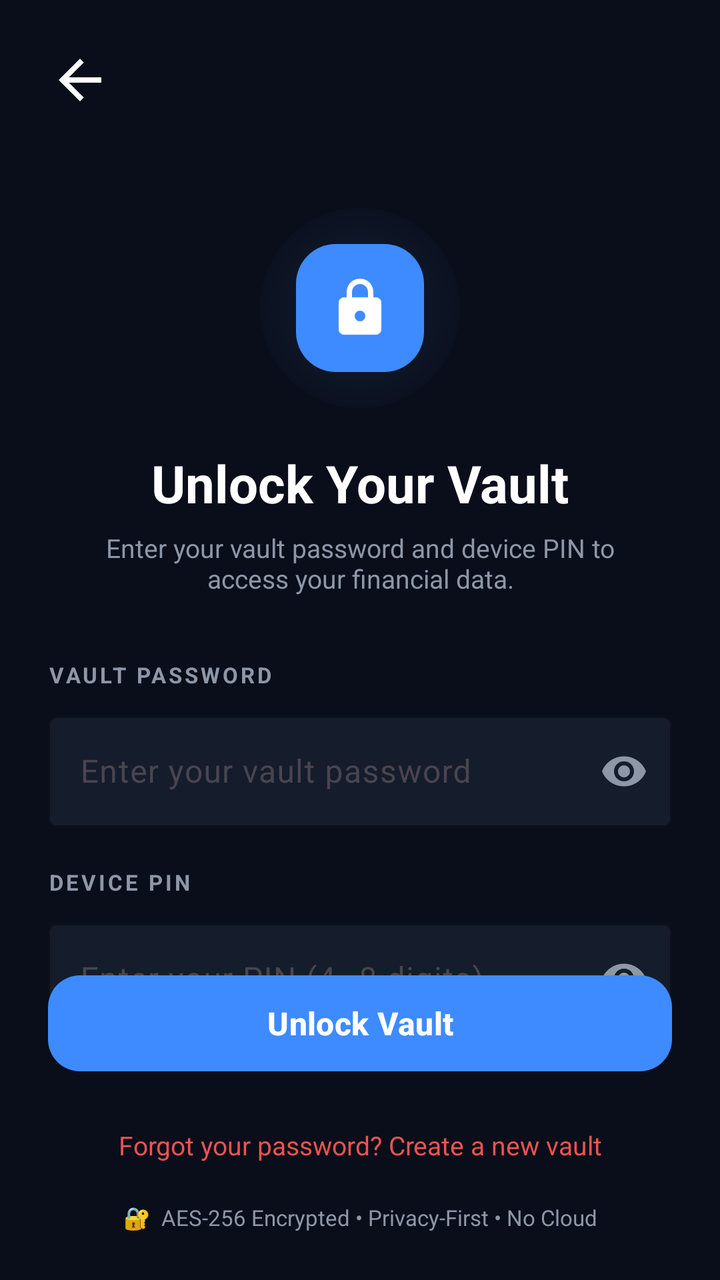
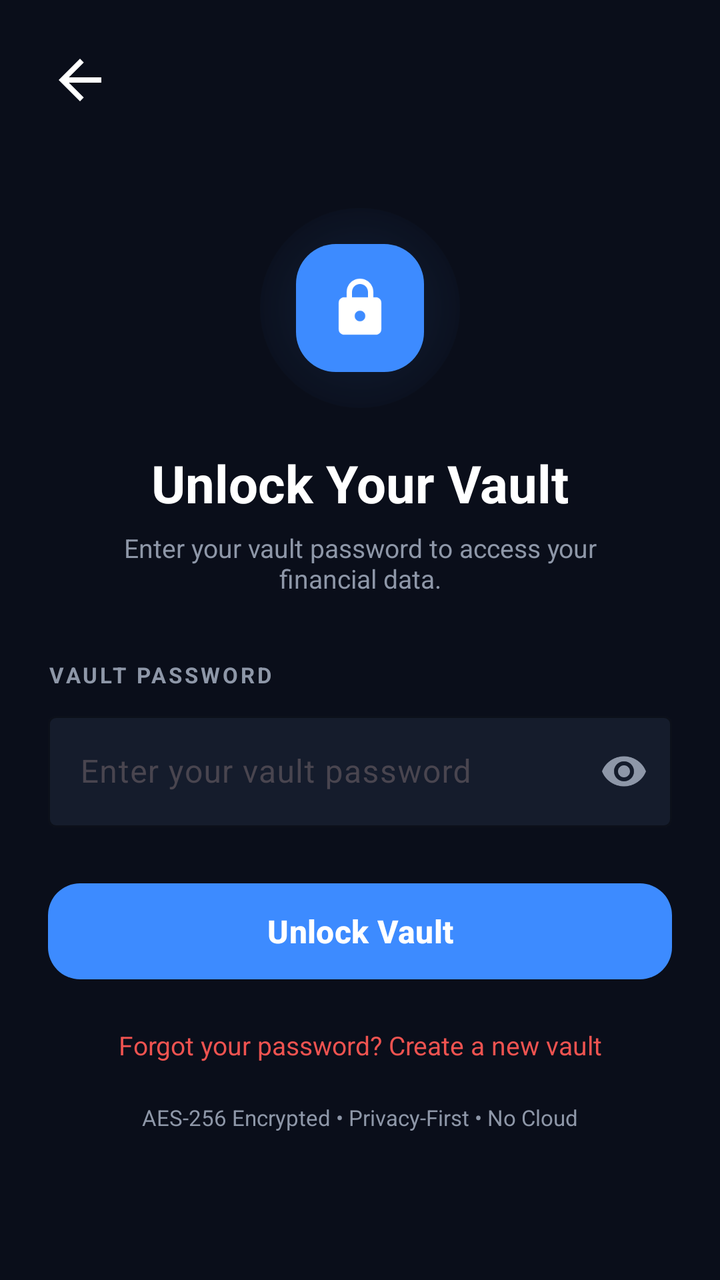

The first picture is an Android layout as it rendered before a commit; the second is the same layout after the commit. The layout source and the unified diff follow.
<!-- AndroidManifest.xml: application theme Theme.Economiza -->
<!-- res/layout/activity_unlock_vault.xml -->
<?xml version="1.0" encoding="utf-8"?>
<androidx.constraintlayout.widget.ConstraintLayout xmlns:android="http://schemas.android.com/apk/res/android"
    xmlns:app="http://schemas.android.com/apk/res-auto"
    android:layout_width="match_parent"
    android:layout_height="match_parent"
    android:background="@color/background_deep">

    
    <ImageView
        android:id="@+id/btn_back"
        android:layout_width="32dp"
        android:layout_height="32dp"
        android:layout_marginStart="@dimen/margin_large"
        android:layout_marginTop="@dimen/margin_large"
        android:src="@drawable/ic_arrow_back"
        app:layout_constraintStart_toStartOf="parent"
        app:layout_constraintTop_toTopOf="parent"
        app:tint="@color/white" />

    
    <View
        android:id="@+id/glow"
        android:layout_width="100dp"
        android:layout_height="100dp"
        android:background="@drawable/blue_glow"
        android:layout_marginTop="48dp"
        app:layout_constraintEnd_toEndOf="parent"
        app:layout_constraintStart_toStartOf="parent"
        app:layout_constraintTop_toBottomOf="@id/btn_back" />

    <ImageView
        android:id="@+id/img_lock"
        android:layout_width="64dp"
        android:layout_height="64dp"
        android:background="@drawable/rounded_blue_square"
        android:padding="16dp"
        android:src="@drawable/ic_lock"
        app:layout_constraintBottom_toBottomOf="@id/glow"
        app:layout_constraintEnd_toEndOf="@id/glow"
        app:layout_constraintStart_toStartOf="@id/glow"
        app:layout_constraintTop_toTopOf="@id/glow"
        app:tint="@color/white" />

    <TextView
        android:id="@+id/txt_title"
        android:layout_width="wrap_content"
        android:layout_height="wrap_content"
        android:layout_marginTop="20dp"
        android:text="Unlock Your Vault"
        android:textColor="@color/white"
        android:textSize="26sp"
        android:textStyle="bold"
        app:layout_constraintEnd_toEndOf="parent"
        app:layout_constraintStart_toStartOf="parent"
        app:layout_constraintTop_toBottomOf="@id/glow" />

    <TextView
        android:id="@+id/txt_subtitle"
        android:layout_width="0dp"
        android:layout_height="wrap_content"
        android:layout_marginStart="48dp"
        android:layout_marginTop="6dp"
        android:layout_marginEnd="48dp"
        android:gravity="center"
        android:text="Enter your vault password and device PIN to access your financial data."
        android:textColor="@color/text_secondary"
        android:textSize="13sp"
        app:layout_constraintEnd_toEndOf="parent"
        app:layout_constraintStart_toStartOf="parent"
        app:layout_constraintTop_toBottomOf="@id/txt_title" />

    
    <TextView
        android:id="@+id/lbl_password"
        android:layout_width="wrap_content"
        android:layout_height="wrap_content"
        android:layout_marginStart="@dimen/margin_large"
        android:layout_marginTop="32dp"
        android:text="VAULT PASSWORD"
        android:textColor="@color/text_secondary"
        android:textSize="11sp"
        android:textStyle="bold"
        android:letterSpacing="0.12"
        app:layout_constraintStart_toStartOf="parent"
        app:layout_constraintTop_toBottomOf="@id/txt_subtitle" />

    <com.google.android.material.textfield.TextInputLayout
        android:id="@+id/til_password"
        style="@style/Widget.Material3.TextInputLayout.OutlinedBox"
        android:layout_width="0dp"
        android:layout_height="wrap_content"
        android:layout_marginStart="@dimen/margin_large"
        android:layout_marginTop="8dp"
        android:layout_marginEnd="@dimen/margin_large"
        app:boxBackgroundColor="@color/card_background"
        app:boxStrokeColor="@color/primary_blue"
        app:hintTextColor="@color/text_secondary"
        app:endIconMode="password_toggle"
        app:endIconTint="@color/text_secondary"
        app:layout_constraintEnd_toEndOf="parent"
        app:layout_constraintStart_toStartOf="parent"
        app:layout_constraintTop_toBottomOf="@id/lbl_password">

        <com.google.android.material.textfield.TextInputEditText
            android:id="@+id/et_password"
            android:layout_width="match_parent"
            android:layout_height="wrap_content"
            android:hint="Enter your vault password"
            android:inputType="textPassword"
            android:textColor="@color/white"
            android:imeOptions="actionNext" />

    </com.google.android.material.textfield.TextInputLayout>

    
    <TextView
        android:id="@+id/txt_error"
        android:layout_width="wrap_content"
        android:layout_height="wrap_content"
        android:layout_marginStart="@dimen/margin_large"
        android:layout_marginTop="4dp"
        android:text=""
        android:textColor="#EF5350"
        android:textSize="13sp"
        android:visibility="gone"
        app:layout_constraintStart_toStartOf="parent"
        app:layout_constraintTop_toBottomOf="@id/til_password" />

    
    <TextView
        android:id="@+id/lbl_pin"
        android:layout_width="wrap_content"
        android:layout_height="wrap_content"
        android:layout_marginStart="@dimen/margin_large"
        android:layout_marginTop="20dp"
        android:text="DEVICE PIN"
        android:textColor="@color/text_secondary"
        android:textSize="11sp"
        android:textStyle="bold"
        android:letterSpacing="0.12"
        app:layout_constraintStart_toStartOf="parent"
        app:layout_constraintTop_toBottomOf="@id/txt_error" />

    <com.google.android.material.textfield.TextInputLayout
        android:id="@+id/til_pin"
        style="@style/Widget.Material3.TextInputLayout.OutlinedBox"
        android:layout_width="0dp"
        android:layout_height="wrap_content"
        android:layout_marginStart="@dimen/margin_large"
        android:layout_marginTop="8dp"
        android:layout_marginEnd="@dimen/margin_large"
        app:boxBackgroundColor="@color/card_background"
        app:boxStrokeColor="@color/primary_blue"
        app:hintTextColor="@color/text_secondary"
        app:endIconMode="password_toggle"
        app:endIconTint="@color/text_secondary"
        app:layout_constraintEnd_toEndOf="parent"
        app:layout_constraintStart_toStartOf="parent"
        app:layout_constraintTop_toBottomOf="@id/lbl_pin">

        <com.google.android.material.textfield.TextInputEditText
            android:id="@+id/et_pin"
            android:layout_width="match_parent"
            android:layout_height="wrap_content"
            android:hint="Enter your PIN (4–8 digits)"
            android:inputType="numberPassword"
            android:maxLength="8"
            android:textColor="@color/white"
            android:imeOptions="actionDone" />

    </com.google.android.material.textfield.TextInputLayout>

    
    <TextView
        android:id="@+id/txt_pin_error"
        android:layout_width="wrap_content"
        android:layout_height="wrap_content"
        android:layout_marginStart="@dimen/margin_large"
        android:layout_marginTop="4dp"
        android:text=""
        android:textColor="#EF5350"
        android:textSize="13sp"
        android:visibility="gone"
        app:layout_constraintStart_toStartOf="parent"
        app:layout_constraintTop_toBottomOf="@id/til_pin" />

    
    <com.google.android.material.progressindicator.CircularProgressIndicator
        android:id="@+id/progress_bar"
        android:layout_width="wrap_content"
        android:layout_height="wrap_content"
        android:layout_marginTop="12dp"
        android:visibility="gone"
        app:indicatorColor="@color/primary_blue"
        app:layout_constraintEnd_toEndOf="parent"
        app:layout_constraintStart_toStartOf="parent"
        app:layout_constraintTop_toBottomOf="@id/txt_pin_error" />

    
    <com.google.android.material.button.MaterialButton
        android:id="@+id/btn_unlock"
        android:layout_width="0dp"
        android:layout_height="56dp"
        android:layout_marginStart="@dimen/margin_large"
        android:layout_marginEnd="@dimen/margin_large"
        android:layout_marginBottom="16dp"
        android:text="Unlock Vault"
        android:textColor="@color/white"
        android:textSize="16sp"
        android:textStyle="bold"
        app:backgroundTint="@color/primary_blue"
        app:cornerRadius="@dimen/card_corner_radius"
        app:layout_constraintBottom_toTopOf="@id/txt_forgot"
        app:layout_constraintEnd_toEndOf="parent"
        app:layout_constraintStart_toStartOf="parent" />

    
    <TextView
        android:id="@+id/txt_forgot"
        android:layout_width="wrap_content"
        android:layout_height="wrap_content"
        android:layout_marginBottom="12dp"
        android:gravity="center"
        android:padding="8dp"
        android:text="Forgot your password? Create a new vault"
        android:textColor="#EF5350"
        android:textSize="13sp"
        app:layout_constraintBottom_toTopOf="@id/txt_warning"
        app:layout_constraintEnd_toEndOf="parent"
        app:layout_constraintStart_toStartOf="parent" />

    
    <TextView
        android:id="@+id/txt_warning"
        android:layout_width="0dp"
        android:layout_height="wrap_content"
        android:layout_marginStart="@dimen/margin_large"
        android:layout_marginEnd="@dimen/margin_large"
        android:layout_marginBottom="24dp"
        android:gravity="center"
        android:text="🔐  AES-256 Encrypted • Privacy-First • No Cloud"
        android:textColor="@color/text_secondary"
        android:textSize="11sp"
        app:layout_constraintBottom_toBottomOf="parent"
        app:layout_constraintEnd_toEndOf="parent"
        app:layout_constraintStart_toStartOf="parent" />

</androidx.constraintlayout.widget.ConstraintLayout>
<!-- resources referenced by this layout -->
<resources>
  <color name="background_deep">#0A0E1A</color>
  <color name="card_background">#151C2C</color>
  <color name="primary_blue">#3D8BFF</color>
  <color name="text_secondary">#8E97A8</color>
  <color name="white">#FFFFFFFF</color>
  <dimen name="card_corner_radius">16dp</dimen>
  <dimen name="margin_large">24dp</dimen>
  <!-- drawable blue_glow (drawable) -->
  <?xml version="1.0" encoding="utf-8"?>
  <shape xmlns:android="http://schemas.android.com/apk/res/android"
      android:shape="oval">
      <gradient
          android:type="radial"
          android:gradientRadius="60dp"
          android:startColor="#303D8BFF"
          android:centerColor="#103D8BFF"
          android:endColor="#00000000" />
  </shape>
  <!-- drawable ic_arrow_back (drawable) -->
  <vector xmlns:android="http://schemas.android.com/apk/res/android"
      android:width="24dp"
      android:height="24dp"
      android:viewportWidth="24"
      android:viewportHeight="24">
      <path
          android:fillColor="#000000"
          android:pathData="M20,11H7.83l5.59,-5.59L12,4l-8,8 8,8 1.41,-1.41L7.83,13H20v-2z" />
  </vector>
  <!-- drawable ic_lock (drawable) -->
  <vector xmlns:android="http://schemas.android.com/apk/res/android"
      android:width="24dp"
      android:height="24dp"
      android:viewportWidth="24"
      android:viewportHeight="24">
      <path
          android:fillColor="#000000"
          android:pathData="M18,8h-1L17,6c0,-2.76 -2.24,-5 -5,-5S7,3.24 7,6v2L6,8c-1.1,0 -2,0.9 -2,2v10c0,1.1 0.9,2 2,2h12c1.1,0 2,-0.9 2,-2L20,10c0,-1.1 -0.9,-2 -2,-2zM9,6c0,-1.66 1.34,-3 3,-3s3,1.34 3,3v2L9,8L9,6zM12,17c-1.1,0 -2,-0.9 -2,-2s0.9,-2 2,-2 2,0.9 2,2 -0.9,2 -2,2z" />
  </vector>
  <!-- drawable rounded_blue_square (drawable) -->
  <?xml version="1.0" encoding="utf-8"?>
  <shape xmlns:android="http://schemas.android.com/apk/res/android">
      <solid android:color="@color/primary_blue" />
      <corners android:radius="20dp" />
  </shape>
  <style name="Theme.Economiza" parent="Base.Theme.Economiza" />
  <style name="Base.Theme.Economiza" parent="Theme.Material3.DayNight.NoActionBar">
          
          <item name="colorPrimary">@color/colorPrimary</item>
          <item name="colorOnPrimary">@color/colorOnPrimary</item>
          <item name="colorPrimaryContainer">@color/colorPrimaryContainer</item>
          <item name="colorOnPrimaryContainer">@color/colorOnPrimaryContainer</item>
          
          
          <item name="colorSecondary">@color/colorSecondary</item>
          <item name="colorOnSecondary">@color/colorOnSecondary</item>
          
          
          <item name="android:statusBarColor">?attr/colorPrimary</item>
          
          <item name="android:colorBackground">@color/colorBackground</item>
          <item name="colorOnBackground">@color/colorOnBackground</item>
          
          
          <item name="colorSurface">@color/colorSurface</item>
          <item name="colorOnSurface">@color/colorOnSurface</item>
          
          
          <item name="colorError">@color/colorError</item>
          <item name="colorOnError">@color/colorOnError</item>
          
          
          <item name="materialButtonStyle">@style/Widget.Economiza.Button</item>
      </style>
  <color name="colorPrimary">#09814A</color>
  <color name="colorOnPrimary">#FFFFFF</color>
  <color name="colorPrimaryContainer">#8DF7B4</color>
  <color name="colorOnPrimaryContainer">#00210E</color>
  <color name="colorSecondary">#036666</color>
  <color name="colorOnSecondary">#FFFFFF</color>
  <color name="colorBackground">#F8F9FA</color>
  <color name="colorOnBackground">#1A1C18</color>
  <color name="colorSurface">#FFFFFF</color>
  <color name="colorOnSurface">#1A1C18</color>
  <color name="colorError">#BA1A1A</color>
  <color name="colorOnError">#FFFFFF</color>
  <style name="Widget.Economiza.Button" parent="Widget.Material3.Button">
          <item name="android:stateListAnimator">@drawable/button_state_list_anim</item>
      </style>
  <!-- unchanged entries left out for length: 1 -->
</resources>

<!-- the commit's change to res/layout/activity_unlock_vault.xml (unified diff, before → after) -->
@@ -1,248 +1,197 @@
 <?xml version="1.0" encoding="utf-8"?>
-<androidx.constraintlayout.widget.ConstraintLayout xmlns:android="http://schemas.android.com/apk/res/android"
+<ScrollView xmlns:android="http://schemas.android.com/apk/res/android"
     xmlns:app="http://schemas.android.com/apk/res-auto"
     android:layout_width="match_parent"
     android:layout_height="match_parent"
-    android:background="@color/background_deep">
+    android:background="@color/background_deep"
+    android:fillViewport="true">
 
-    
-    <ImageView
-        android:id="@+id/btn_back"
-        android:layout_width="32dp"
-        android:layout_height="32dp"
-        android:layout_marginStart="@dimen/margin_large"
-        android:layout_marginTop="@dimen/margin_large"
-        android:src="@drawable/ic_arrow_back"
-        app:layout_constraintStart_toStartOf="parent"
-        app:layout_constraintTop_toTopOf="parent"
-        app:tint="@color/white" />
+    <androidx.constraintlayout.widget.ConstraintLayout
+        android:layout_width="match_parent"
+        android:layout_height="wrap_content"
+        android:paddingBottom="24dp">
 
-    
-    <View
-        android:id="@+id/glow"
-        android:layout_width="100dp"
-        android:layout_height="100dp"
-        android:background="@drawable/blue_glow"
-        android:layout_marginTop="48dp"
-        app:layout_constraintEnd_toEndOf="parent"
-        app:layout_constraintStart_toStartOf="parent"
-        app:layout_constraintTop_toBottomOf="@id/btn_back" />
+        
+        <ImageView
+            android:id="@+id/btn_back"
+            android:layout_width="32dp"
+            android:layout_height="32dp"
+            android:layout_marginStart="@dimen/margin_large"
+            android:layout_marginTop="@dimen/margin_large"
+            android:src="@drawable/ic_arrow_back"
+            app:layout_constraintStart_toStartOf="parent"
+            app:layout_constraintTop_toTopOf="parent"
+            app:tint="@color/white" />
 
-    <ImageView
-        android:id="@+id/img_lock"
-        android:layout_width="64dp"
-        android:layout_height="64dp"
-        android:background="@drawable/rounded_blue_square"
-        android:padding="16dp"
-        android:src="@drawable/ic_lock"
-        app:layout_constraintBottom_toBottomOf="@id/glow"
-        app:layout_constraintEnd_toEndOf="@id/glow"
-        app:layout_constraintStart_toStartOf="@id/glow"
-        app:layout_constraintTop_toTopOf="@id/glow"
-        app:tint="@color/white" />
+        
+        <View
+            android:id="@+id/glow"
+            android:layout_width="100dp"
+            android:layout_height="100dp"
+            android:background="@drawable/blue_glow"
+            android:layout_marginTop="48dp"
+            app:layout_constraintEnd_toEndOf="parent"
+            app:layout_constraintStart_toStartOf="parent"
+            app:layout_constraintTop_toBottomOf="@id/btn_back" />
 
-    <TextView
-        android:id="@+id/txt_title"
-        android:layout_width="wrap_content"
-        android:layout_height="wrap_content"
-        android:layout_marginTop="20dp"
-        android:text="Unlock Your Vault"
-        android:textColor="@color/white"
-        android:textSize="26sp"
-        android:textStyle="bold"
-        app:layout_constraintEnd_toEndOf="parent"
-        app:layout_constraintStart_toStartOf="parent"
-        app:layout_constraintTop_toBottomOf="@id/glow" />
+        <ImageView
+            android:id="@+id/img_lock"
+            android:layout_width="64dp"
+            android:layout_height="64dp"
+            android:background="@drawable/rounded_blue_square"
+            android:padding="16dp"
+            android:src="@drawable/ic_lock"
+            app:layout_constraintBottom_toBottomOf="@id/glow"
+            app:layout_constraintEnd_toEndOf="@id/glow"
+            app:layout_constraintStart_toStartOf="@id/glow"
+            app:layout_constraintTop_toTopOf="@id/glow"
+            app:tint="@color/white" />
 
-    <TextView
-        android:id="@+id/txt_subtitle"
-        android:layout_width="0dp"
-        android:layout_height="wrap_content"
-        android:layout_marginStart="48dp"
-        android:layout_marginTop="6dp"
-        android:layout_marginEnd="48dp"
-        android:gravity="center"
-        android:text="Enter your vault password and device PIN to access your financial data."
-        android:textColor="@color/text_secondary"
-        android:textSize="13sp"
-        app:layout_constraintEnd_toEndOf="parent"
-        app:layout_constraintStart_toStartOf="parent"
-        app:layout_constraintTop_toBottomOf="@id/txt_title" />
+        <TextView
+            android:id="@+id/txt_title"
+            android:layout_width="wrap_content"
+            android:layout_height="wrap_content"
+            android:layout_marginTop="20dp"
+            android:text="Unlock Your Vault"
+            android:textColor="@color/white"
+            android:textSize="26sp"
+            android:textStyle="bold"
+            app:layout_constraintEnd_toEndOf="parent"
+            app:layout_constraintStart_toStartOf="parent"
+            app:layout_constraintTop_toBottomOf="@id/glow" />
 
-    
-    <TextView
-        android:id="@+id/lbl_password"
-        android:layout_width="wrap_content"
-        android:layout_height="wrap_content"
-        android:layout_marginStart="@dimen/margin_large"
-        android:layout_marginTop="32dp"
-        android:text="VAULT PASSWORD"
-        android:textColor="@color/text_secondary"
-        android:textSize="11sp"
-        android:textStyle="bold"
-        android:letterSpacing="0.12"
-        app:layout_constraintStart_toStartOf="parent"
-        app:layout_constraintTop_toBottomOf="@id/txt_subtitle" />
+        <TextView
+            android:id="@+id/txt_subtitle"
+            android:layout_width="0dp"
+            android:layout_height="wrap_content"
+            android:layout_marginStart="48dp"
+            android:layout_marginTop="6dp"
+            android:layout_marginEnd="48dp"
+            android:gravity="center"
+            android:text="Enter your vault password to access your financial data."
+            android:textColor="@color/text_secondary"
+            android:textSize="13sp"
+            app:layout_constraintEnd_toEndOf="parent"
+            app:layout_constraintStart_toStartOf="parent"
+            app:layout_constraintTop_toBottomOf="@id/txt_title" />
 
-    <com.google.android.material.textfield.TextInputLayout
-        android:id="@+id/til_password"
-        style="@style/Widget.Material3.TextInputLayout.OutlinedBox"
-        android:layout_width="0dp"
-        android:layout_height="wrap_content"
-        android:layout_marginStart="@dimen/margin_large"
-        android:layout_marginTop="8dp"
-        android:layout_marginEnd="@dimen/margin_large"
-        app:boxBackgroundColor="@color/card_background"
-        app:boxStrokeColor="@color/primary_blue"
-        app:hintTextColor="@color/text_secondary"
-        app:endIconMode="password_toggle"
-        app:endIconTint="@color/text_secondary"
-        app:layout_constraintEnd_toEndOf="parent"
-        app:layout_constraintStart_toStartOf="parent"
-        app:layout_constraintTop_toBottomOf="@id/lbl_password">
+        
+        <TextView
+            android:id="@+id/lbl_password"
+            android:layout_width="wrap_content"
+            android:layout_height="wrap_content"
+            android:layout_marginStart="@dimen/margin_large"
+            android:layout_marginTop="32dp"
+            android:text="VAULT PASSWORD"
+            android:textColor="@color/text_secondary"
+            android:textSize="11sp"
+            android:textStyle="bold"
+            android:letterSpacing="0.12"
+            app:layout_constraintStart_toStartOf="parent"
+            app:layout_constraintTop_toBottomOf="@id/txt_subtitle" />
 
-        <com.google.android.material.textfield.TextInputEditText
-            android:id="@+id/et_password"
-            android:layout_width="match_parent"
+        <com.google.android.material.textfield.TextInputLayout
+            android:id="@+id/til_password"
+            style="@style/Widget.Material3.TextInputLayout.OutlinedBox"
+            android:layout_width="0dp"
             android:layout_height="wrap_content"
-            android:hint="Enter your vault password"
-            android:inputType="textPassword"
+            android:layout_marginStart="@dimen/margin_large"
+            android:layout_marginTop="8dp"
+            android:layout_marginEnd="@dimen/margin_large"
+            app:boxBackgroundColor="@color/card_background"
+            app:boxStrokeColor="@color/primary_blue"
+            app:hintTextColor="@color/text_secondary"
+            app:endIconMode="password_toggle"
+            app:endIconTint="@color/text_secondary"
+            app:layout_constraintEnd_toEndOf="parent"
+            app:layout_constraintStart_toStartOf="parent"
+            app:layout_constraintTop_toBottomOf="@id/lbl_password">
+
+            <com.google.android.material.textfield.TextInputEditText
+                android:id="@+id/et_password"
+                android:layout_width="match_parent"
+                android:layout_height="wrap_content"
+                android:hint="Enter your vault password"
+                android:inputType="textPassword"
+                android:textColor="@color/white"
+                android:imeOptions="actionDone" />
+
+        </com.google.android.material.textfield.TextInputLayout>
+
+        <TextView
+            android:id="@+id/txt_error"
+            android:layout_width="wrap_content"
+            android:layout_height="wrap_content"
+            android:layout_marginStart="@dimen/margin_large"
+            android:layout_marginTop="4dp"
+            android:text=""
+            android:textColor="#EF5350"
+            android:textSize="13sp"
+            android:visibility="gone"
+            app:layout_constraintStart_toStartOf="parent"
+            app:layout_constraintTop_toBottomOf="@id/til_password" />
+
+        
+        <com.google.android.material.progressindicator.CircularProgressIndicator
+            android:id="@+id/progress_bar"
+            android:layout_width="wrap_content"
+            android:layout_height="wrap_content"
+            android:layout_marginTop="12dp"
+            android:visibility="gone"
+            app:indicatorColor="@color/primary_blue"
+            app:layout_constraintEnd_toEndOf="parent"
+            app:layout_constraintStart_toStartOf="parent"
+            app:layout_constraintTop_toBottomOf="@id/txt_error" />
+
+        
+        <com.google.android.material.button.MaterialButton
+            android:id="@+id/btn_unlock"
+            android:layout_width="0dp"
+            android:layout_height="56dp"
+            android:layout_marginStart="@dimen/margin_large"
+            android:layout_marginTop="24dp"
+            android:layout_marginEnd="@dimen/margin_large"
+            android:text="Unlock Vault"
             android:textColor="@color/white"
-            android:imeOptions="actionNext" />
+            android:textSize="16sp"
+            android:textStyle="bold"
+            app:backgroundTint="@color/primary_blue"
+            app:cornerRadius="@dimen/card_corner_radius"
+            app:layout_constraintEnd_toEndOf="parent"
+            app:layout_constraintStart_toStartOf="parent"
+            app:layout_constraintTop_toBottomOf="@id/progress_bar" />
 
-    </com.google.android.material.textfield.TextInputLayout>
+        
+        <TextView
+            android:id="@+id/txt_forgot"
+            android:layout_width="wrap_content"
+            android:layout_height="wrap_content"
+            android:layout_marginTop="12dp"
+            android:gravity="center"
+            android:padding="8dp"
+            android:text="Forgot your password? Create a new vault"
+            android:textColor="#EF5350"
+            android:textSize="13sp"
+            app:layout_constraintEnd_toEndOf="parent"
+            app:layout_constraintStart_toStartOf="parent"
+            app:layout_constraintTop_toBottomOf="@id/btn_unlock" />
 
-    
-    <TextView
-        android:id="@+id/txt_error"
-        android:layout_width="wrap_content"
-        android:layout_height="wrap_content"
-        android:layout_marginStart="@dimen/margin_large"
-        android:layout_marginTop="4dp"
-        android:text=""
-        android:textColor="#EF5350"
-        android:textSize="13sp"
-        android:visibility="gone"
-        app:layout_constraintStart_toStartOf="parent"
-        app:layout_constraintTop_toBottomOf="@id/til_password" />
+        
+        <TextView
+            android:id="@+id/txt_warning"
+            android:layout_width="0dp"
+            android:layout_height="wrap_content"
+            android:layout_marginStart="@dimen/margin_large"
+            android:layout_marginTop="12dp"
+            android:layout_marginEnd="@dimen/margin_large"
+            android:gravity="center"
+            android:text="AES-256 Encrypted • Privacy-First • No Cloud"
+            android:textColor="@color/text_secondary"
+            android:textSize="11sp"
+            app:layout_constraintEnd_toEndOf="parent"
+            app:layout_constraintStart_toStartOf="parent"
+            app:layout_constraintTop_toBottomOf="@id/txt_forgot" />
 
-    
-    <TextView
-        android:id="@+id/lbl_pin"
-        android:layout_width="wrap_content"
-        android:layout_height="wrap_content"
-        android:layout_marginStart="@dimen/margin_large"
-        android:layout_marginTop="20dp"
-        android:text="DEVICE PIN"
-        android:textColor="@color/text_secondary"
-        android:textSize="11sp"
-        android:textStyle="bold"
-        android:letterSpacing="0.12"
-        app:layout_constraintStart_toStartOf="parent"
-        app:layout_constraintTop_toBottomOf="@id/txt_error" />
+    </androidx.constraintlayout.widget.ConstraintLayout>
 
-    <com.google.android.material.textfield.TextInputLayout
-        android:id="@+id/til_pin"
-        style="@style/Widget.Material3.TextInputLayout.OutlinedBox"
-        android:layout_width="0dp"
-        android:layout_height="wrap_content"
-        android:layout_marginStart="@dimen/margin_large"
-        android:layout_marginTop="8dp"
-        android:layout_marginEnd="@dimen/margin_large"
-        app:boxBackgroundColor="@color/card_background"
-        app:boxStrokeColor="@color/primary_blue"
-        app:hintTextColor="@color/text_secondary"
-        app:endIconMode="password_toggle"
-        app:endIconTint="@color/text_secondary"
-        app:layout_constraintEnd_toEndOf="parent"
-        app:layout_constraintStart_toStartOf="parent"
-        app:layout_constraintTop_toBottomOf="@id/lbl_pin">
-
-        <com.google.android.material.textfield.TextInputEditText
-            android:id="@+id/et_pin"
-            android:layout_width="match_parent"
-            android:layout_height="wrap_content"
-            android:hint="Enter your PIN (4–8 digits)"
-            android:inputType="numberPassword"
-            android:maxLength="8"
-            android:textColor="@color/white"
-            android:imeOptions="actionDone" />
-
-    </com.google.android.material.textfield.TextInputLayout>
-
-    
-    <TextView
-        android:id="@+id/txt_pin_error"
-        android:layout_width="wrap_content"
-        android:layout_height="wrap_content"
-        android:layout_marginStart="@dimen/margin_large"
-        android:layout_marginTop="4dp"
-        android:text=""
-        android:textColor="#EF5350"
-        android:textSize="13sp"
-        android:visibility="gone"
-        app:layout_constraintStart_toStartOf="parent"
-        app:layout_constraintTop_toBottomOf="@id/til_pin" />
-
-    
-    <com.google.android.material.progressindicator.CircularProgressIndicator
-        android:id="@+id/progress_bar"
-        android:layout_width="wrap_content"
-        android:layout_height="wrap_content"
-        android:layout_marginTop="12dp"
-        android:visibility="gone"
-        app:indicatorColor="@color/primary_blue"
-        app:layout_constraintEnd_toEndOf="parent"
-        app:layout_constraintStart_toStartOf="parent"
-        app:layout_constraintTop_toBottomOf="@id/txt_pin_error" />
-
-    
-    <com.google.android.material.button.MaterialButton
-        android:id="@+id/btn_unlock"
-        android:layout_width="0dp"
-        android:layout_height="56dp"
-        android:layout_marginStart="@dimen/margin_large"
-        android:layout_marginEnd="@dimen/margin_large"
-        android:layout_marginBottom="16dp"
-        android:text="Unlock Vault"
-        android:textColor="@color/white"
-        android:textSize="16sp"
-        android:textStyle="bold"
-        app:backgroundTint="@color/primary_blue"
-        app:cornerRadius="@dimen/card_corner_radius"
-        app:layout_constraintBottom_toTopOf="@id/txt_forgot"
-        app:layout_constraintEnd_toEndOf="parent"
-        app:layout_constraintStart_toStartOf="parent" />
-
-    
-    <TextView
-        android:id="@+id/txt_forgot"
-        android:layout_width="wrap_content"
-        android:layout_height="wrap_content"
-        android:layout_marginBottom="12dp"
-        android:gravity="center"
-        android:padding="8dp"
-        android:text="Forgot your password? Create a new vault"
-        android:textColor="#EF5350"
-        android:textSize="13sp"
-        app:layout_constraintBottom_toTopOf="@id/txt_warning"
-        app:layout_constraintEnd_toEndOf="parent"
-        app:layout_constraintStart_toStartOf="parent" />
-
-    
-    <TextView
-        android:id="@+id/txt_warning"
-        android:layout_width="0dp"
-        android:layout_height="wrap_content"
-        android:layout_marginStart="@dimen/margin_large"
-        android:layout_marginEnd="@dimen/margin_large"
-        android:layout_marginBottom="24dp"
-        android:gravity="center"
-        android:text="🔐  AES-256 Encrypted • Privacy-First • No Cloud"
-        android:textColor="@color/text_secondary"
-        android:textSize="11sp"
-        app:layout_constraintBottom_toBottomOf="parent"
-        app:layout_constraintEnd_toEndOf="parent"
-        app:layout_constraintStart_toStartOf="parent" />
-
-</androidx.constraintlayout.widget.ConstraintLayout>
+</ScrollView>
